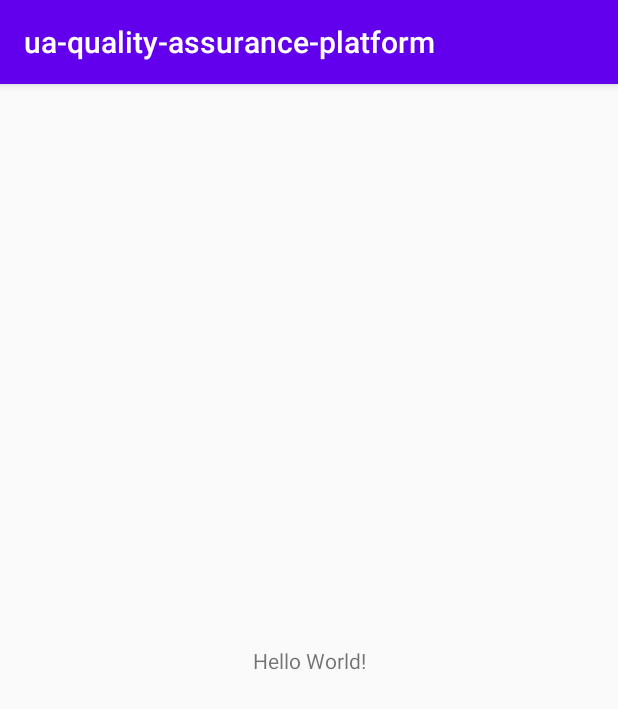
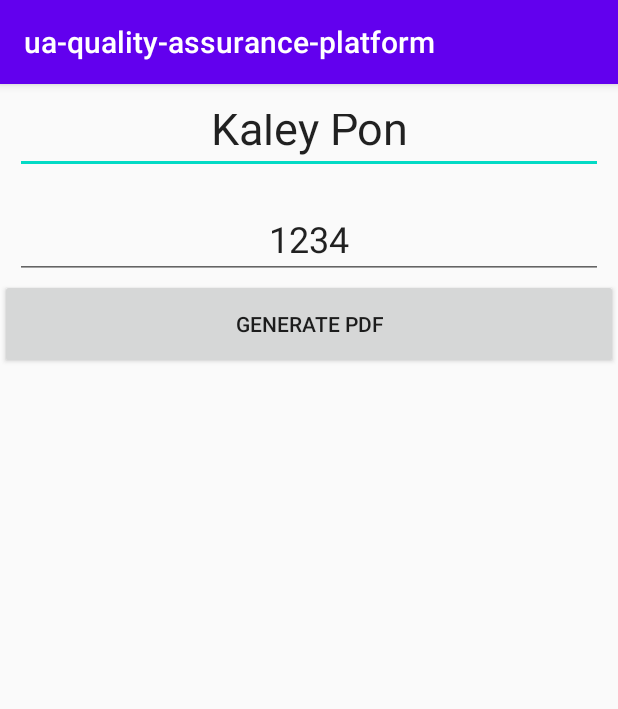
Before and after one commit to lizstevens/United-Airlines-Quality-Assurance, an Android app: the screen it shows after launch (MainActivity), on a phone screen of 412 x 824 dp. Shown: the top 709 px of the screen. Run offline under Robolectric (Android 15) with nearby library versions, the light colour scheme and no system bars.

Commit message:
Very basic generate pdf with text showing. Testing permissions

```diff
--- a/app/src/main/AndroidManifest.xml
+++ b/app/src/main/AndroidManifest.xml
@@ -1,6 +1,8 @@
 <?xml version="1.0" encoding="utf-8"?>
 <manifest xmlns:android="http://schemas.android.com/apk/res/android"
     package="edu.msu.steve702.ua_quality_assurance_platform">
+
+    <uses-permission android:name="android.permission.WRITE_EXTERNAL_STORAGE"/>
 
     <application
         android:allowBackup="true"
--- a/app/src/main/java/edu/msu/steve702/ua_quality_assurance_platform/MainActivity.java
+++ b/app/src/main/java/edu/msu/steve702/ua_quality_assurance_platform/MainActivity.java
@@ -2,13 +2,71 @@ package edu.msu.steve702.ua_quality_assurance_platform;
 
 import androidx.appcompat.app.AppCompatActivity;
 
+import android.Manifest;
+import android.app.Activity;
+import android.content.pm.PackageManager;
+import android.graphics.Canvas;
+import android.graphics.Paint;
+import android.graphics.pdf.PdfDocument;
 import android.os.Bundle;
+import android.os.Environment;
+import android.view.View;
+import android.widget.Button;
+import android.widget.EditText;
+import androidx.core.app.ActivityCompat;
+import androidx.core.content.ContextCompat;
+
+import java.io.File;
+import java.io.FileOutputStream;
+import java.io.IOException;
+
 
 public class MainActivity extends AppCompatActivity {
+
+    Button createButton;
+    EditText name, partNum;
+
 
     @Override
     protected void onCreate(Bundle savedInstanceState) {
         super.onCreate(savedInstanceState);
         setContentView(R.layout.activity_main);
+
+        createButton = findViewById(R.id.generatePdf);
+        name = findViewById(R.id.employeeName);
+        partNum = findViewById(R.id.partNumber);
+
+
+        ActivityCompat.requestPermissions(this, new String[]{
+                Manifest.permission.WRITE_EXTERNAL_STORAGE}, PackageManager.PERMISSION_GRANTED);
+
+        createPdf();
+
+    }
+    private void createPdf() {
+        createButton.setOnClickListener(new View.OnClickListener() {
+                                            @Override
+                                            public void onClick(View view) {
+                    PdfDocument myPdfDocument = new PdfDocument();
+                    Paint myPaint = new Paint();
+
+                    PdfDocument.PageInfo myInfo = new PdfDocument.PageInfo.Builder(1200, 2010, 1).create();
+                    PdfDocument.Page myPage = myPdfDocument.startPage(myInfo);
+                    Canvas canvas = myPage.getCanvas();
+
+                    canvas.drawText("Technical Operations Quality Assurance", 40, 50, myPaint);
+
+                    File file = new File(Environment.getExternalStorageDirectory(), "/temp.pdf");
+                    try {
+                        myPdfDocument.writeTo(new FileOutputStream(file));
+                    } catch (IOException error) {
+                        error.printStackTrace();
+                    }
+
+                    myPdfDocument.close();
+                }
+
+            }
+        );
     }
 }
--- a/app/src/main/res/layout/activity_main.xml
+++ b/app/src/main/res/layout/activity_main.xml
@@ -1,18 +1,51 @@
 <?xml version="1.0" encoding="utf-8"?>
-<androidx.constraintlayout.widget.ConstraintLayout xmlns:android="http://schemas.android.com/apk/res/android"
+<RelativeLayout xmlns:android="http://schemas.android.com/apk/res/android"
     xmlns:app="http://schemas.android.com/apk/res-auto"
     xmlns:tools="http://schemas.android.com/tools"
     android:layout_width="match_parent"
     android:layout_height="match_parent"
     tools:context=".MainActivity">
 
-    <TextView
+    <EditText
+        android:id="@+id/employeeName"
+        android:layout_width="match_parent"
+        android:layout_height="50dp"
+        android:layout_marginStart="10dp"
+        android:layout_marginTop="10dp"
+        android:layout_marginEnd="10dp"
+        android:gravity="center|center_horizontal"
+        android:paddingLeft="15dp"
+        android:paddingRight="15dp"
+        android:text="@string/employeeName"
+        android:textSize="30sp" />
+
+    <EditText
+        android:id="@+id/partNumber"
         android:layout_width="wrap_content"
-        android:layout_height="wrap_content"
-        android:text="Hello World!"
-        app:layout_constraintBottom_toBottomOf="parent"
-        app:layout_constraintLeft_toLeftOf="parent"
-        app:layout_constraintRight_toRightOf="parent"
-        app:layout_constraintTop_toTopOf="parent" />
+        android:layout_height="50dp"
+        android:layout_below="@id/employeeName"
+        android:layout_alignStart="@id/employeeName"
+        android:layout_alignEnd="@id/employeeName"
+        android:layout_marginTop="20dp"
+        android:gravity="center|center_horizontal|center_vertical"
+        android:paddingLeft="15dp"
+        android:paddingRight="15dp"
+        android:text="@string/partNumber"
+        android:textAlignment="center"
+        android:textSize="24sp"
+        tools:layout_editor_absoluteX="176dp"
+        tools:layout_editor_absoluteY="311dp" />
 
-</androidx.constraintlayout.widget.ConstraintLayout>
+    <Button
+        android:id="@+id/generatePdf"
+        android:layout_width="match_parent"
+        android:layout_height="60dp"
+        android:layout_below="@id/partNumber"
+        android:paddingLeft="15dp"
+        android:paddingRight="15dp"
+        android:text="@string/generatePdf" />
+
+    <!--        tools:layout_editor_absoluteX="171dp"-->
+    <!--        tools:layout_editor_absoluteY="385dp"-->
+
+</RelativeLayout>
--- a/app/src/main/res/values/strings.xml
+++ b/app/src/main/res/values/strings.xml
@@ -1,3 +1,6 @@
 <resources>
     <string name="app_name">ua-quality-assurance-platform</string>
+    <string name="employeeName">Kaley Pon</string>
+    <string name="partNumber">1234</string>
+    <string name="generatePdf">Generate PDF</string>
 </resources>
```
